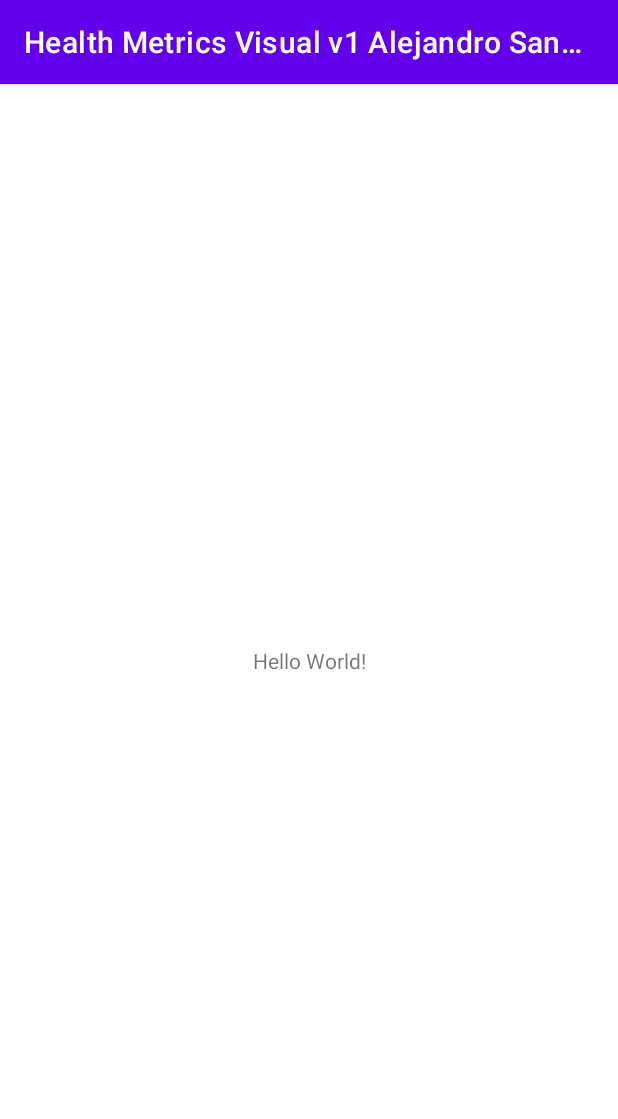
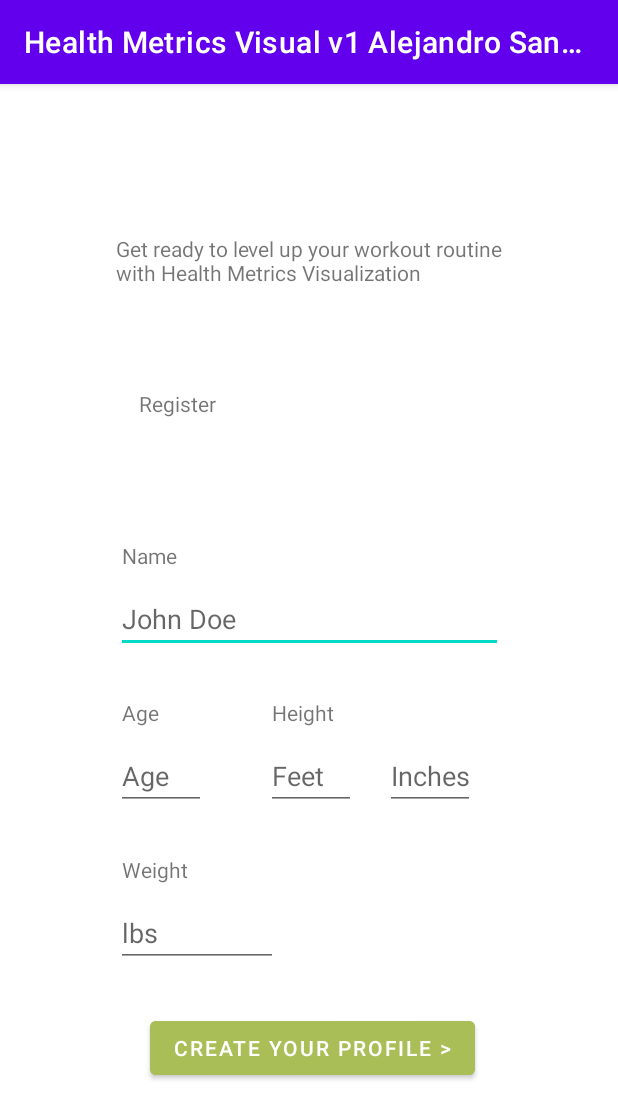
Before and after one commit to alejandrohsanchez/Health-Metrics-Visualization-App, an Android app: the screen it shows after launch (MainActivity), on a phone screen of 412 x 824 dp. Shown: the top 1119 px of the screen. Run offline under Robolectric (Android 15) with nearby library versions, the phone set to English and light mode, and no system bars.

Commit message:
Updated activity_main.xml
Registration page mockup is complete. Buttons and information is not saved anywhere. Future tests will implement database creation and access. New activity will be created to show user profile.

```diff
--- a/HealthMetricsVisualv1AlejandroSanchez/app/src/main/res/layout/activity_main.xml
+++ b/HealthMetricsVisualv1AlejandroSanchez/app/src/main/res/layout/activity_main.xml
@@ -7,12 +7,144 @@
     tools:context=".MainActivity">
 
     <TextView
+        android:id="@+id/topMessage"
+        android:layout_width="258dp"
+        android:layout_height="73dp"
+        android:layout_marginStart="8dp"
+        android:layout_marginTop="100dp"
+        android:layout_marginEnd="8dp"
+        android:text="Get ready to level up your workout routine with Health Metrics Visualization"
+        app:layout_constraintEnd_toEndOf="parent"
+        app:layout_constraintStart_toStartOf="parent"
+        app:layout_constraintTop_toTopOf="parent" />
+
+    <TextView
+        android:id="@+id/header1"
+        android:layout_width="228dp"
+        android:layout_height="71dp"
+        android:layout_marginTop="30dp"
+        android:text="Register"
+        android:translationZ="1dp"
+        app:layout_constraintEnd_toEndOf="@+id/topMessage"
+        app:layout_constraintStart_toStartOf="@+id/topMessage"
+        app:layout_constraintTop_toBottomOf="@+id/topMessage" />
+
+    <TextView
+        android:id="@+id/namePrompt"
         android:layout_width="wrap_content"
         android:layout_height="wrap_content"
-        android:text="Hello World!"
-        app:layout_constraintBottom_toBottomOf="parent"
-        app:layout_constraintLeft_toLeftOf="parent"
-        app:layout_constraintRight_toRightOf="parent"
-        app:layout_constraintTop_toTopOf="parent" />
+        android:layout_marginStart="4dp"
+        android:layout_marginTop="30dp"
+        android:text="Name"
+        app:layout_constraintStart_toStartOf="@+id/user_name"
+        app:layout_constraintTop_toBottomOf="@+id/header1" />
+
+    <EditText
+        android:id="@+id/user_name"
+        android:layout_width="258dp"
+        android:layout_height="45dp"
+        android:layout_marginTop="10dp"
+        android:capitalize="none"
+        android:ems="10"
+        android:hint="John Doe"
+        android:inputType="textPersonName"
+        app:layout_constraintEnd_toEndOf="parent"
+        app:layout_constraintHorizontal_bias="0.5"
+        app:layout_constraintStart_toStartOf="parent"
+        app:layout_constraintTop_toBottomOf="@+id/namePrompt" />
+
+    <TextView
+        android:id="@+id/agePrompt"
+        android:layout_width="wrap_content"
+        android:layout_height="wrap_content"
+        android:layout_marginStart="4dp"
+        android:layout_marginTop="30dp"
+        android:text="Age"
+        app:layout_constraintStart_toStartOf="@+id/user_name"
+        app:layout_constraintTop_toBottomOf="@+id/user_name" />
+
+    <EditText
+        android:id="@+id/user_age"
+        android:layout_width="60dp"
+        android:layout_height="45dp"
+        android:layout_marginTop="10dp"
+        android:ems="10"
+        android:hint="Age"
+        android:inputType="number"
+        app:layout_constraintStart_toStartOf="@+id/user_name"
+        app:layout_constraintTop_toBottomOf="@+id/agePrompt" />
+
+    <TextView
+        android:id="@+id/heightPrompt"
+        android:layout_width="wrap_content"
+        android:layout_height="wrap_content"
+        android:layout_marginStart="4dp"
+        android:text="Height"
+        app:layout_constraintStart_toStartOf="@+id/user_height_1"
+        app:layout_constraintTop_toTopOf="@+id/agePrompt" />
+
+    <EditText
+        android:id="@+id/user_height_1"
+        android:layout_width="60dp"
+        android:layout_height="45dp"
+        android:layout_marginStart="40dp"
+        android:ems="10"
+        android:hint="Feet"
+        android:inputType="number"
+        app:layout_constraintStart_toEndOf="@+id/user_age"
+        app:layout_constraintTop_toTopOf="@+id/user_age" />
+
+    <EditText
+        android:id="@+id/user_height_2"
+        android:layout_width="60dp"
+        android:layout_height="45dp"
+        android:ems="10"
+        android:hint="Inches"
+        android:inputType="number"
+        app:layout_constraintEnd_toEndOf="@+id/user_name"
+        app:layout_constraintStart_toEndOf="@+id/user_height_1"
+        app:layout_constraintTop_toTopOf="@+id/user_height_1" />
+
+    <TextView
+        android:id="@+id/weightPrompt"
+        android:layout_width="wrap_content"
+        android:layout_height="wrap_content"
+        android:layout_marginStart="4dp"
+        android:layout_marginTop="30dp"
+        android:text="Weight"
+        app:layout_constraintStart_toStartOf="@+id/user_age"
+        app:layout_constraintTop_toBottomOf="@+id/user_age" />
+
+    <EditText
+        android:id="@+id/user_weight"
+        android:layout_width="108dp"
+        android:layout_height="45dp"
+        android:layout_marginTop="10dp"
+        android:ems="10"
+        android:hint="lbs"
+        android:inputType="numberDecimal"
+        app:layout_constraintStart_toStartOf="@+id/user_age"
+        app:layout_constraintTop_toBottomOf="@+id/weightPrompt" />
+
+    <Button
+        android:id="@+id/createButton"
+        android:layout_width="wrap_content"
+        android:layout_height="wrap_content"
+        android:layout_marginTop="30dp"
+        android:backgroundTint="#A9BE57"
+        android:text="Create your profile >"
+        app:layout_constraintEnd_toEndOf="@+id/user_height_2"
+        app:layout_constraintTop_toBottomOf="@+id/user_weight" />
+
+    <FrameLayout
+        android:layout_width="312dp"
+        android:layout_height="476dp"
+        android:backgroundTint="#F5F5F5"
+        app:layout_constraintBottom_toBottomOf="@+id/createButton"
+        app:layout_constraintEnd_toEndOf="parent"
+        app:layout_constraintStart_toStartOf="parent"
+        app:layout_constraintTop_toTopOf="@+id/header1">
+
+    </FrameLayout>
 
 </androidx.constraintlayout.widget.ConstraintLayout>
```
